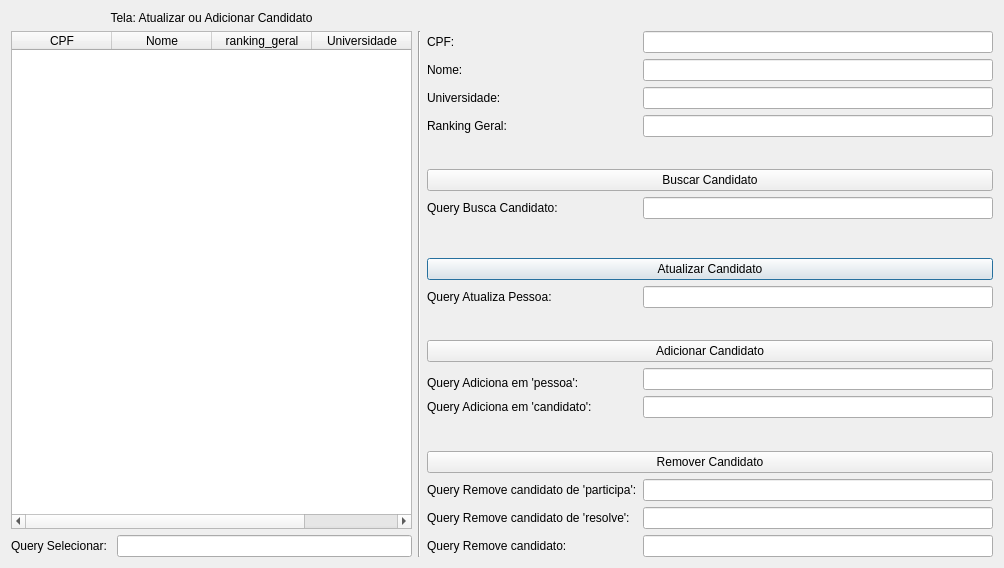
The window that gui/editarcandidato.ui (prafael18/mc536) describes before a commit, drawn with Qt 5.
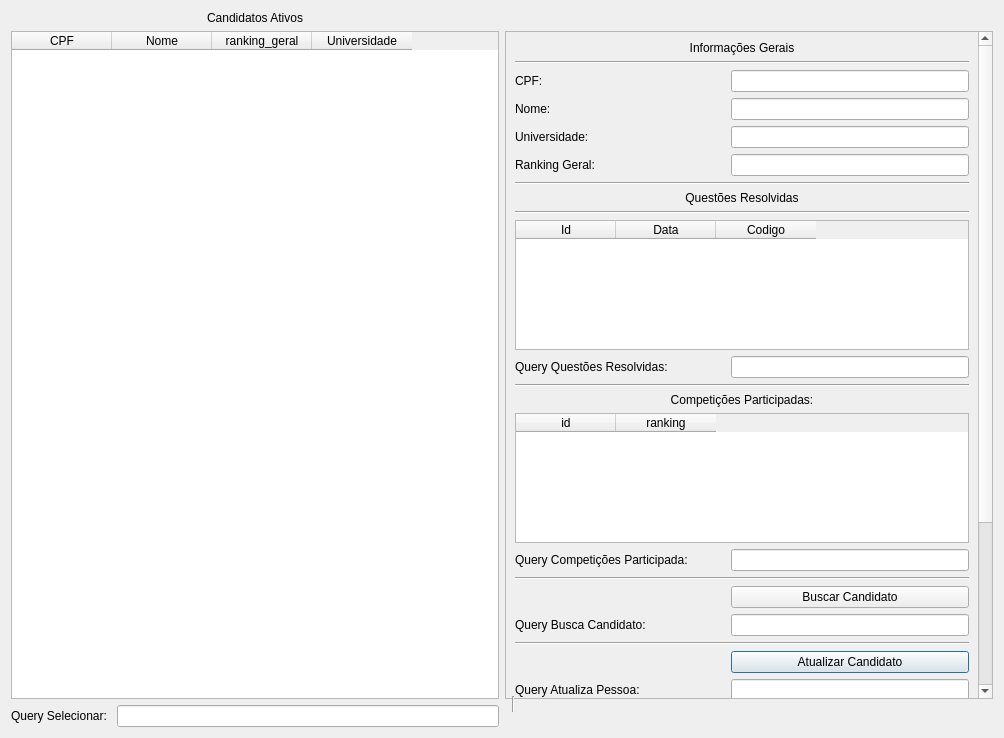
The same window after the commit.

The edit to the form file:
```diff
--- a/gui/editarcandidato.ui
+++ b/gui/editarcandidato.ui
@@ -7,78 +7,13 @@
     <x>0</x>
     <y>0</y>
     <width>1004</width>
-    <height>568</height>
+    <height>738</height>
    </rect>
   </property>
   <property name="windowTitle">
    <string>Dialog</string>
   </property>
-  <layout class="QGridLayout" name="gridLayout">
-   <item row="7" column="2">
-    <widget class="QLabel" name="label_12">
-     <property name="text">
-      <string>Query Busca Candidato:</string>
-     </property>
-    </widget>
-   </item>
-   <item row="21" column="3">
-    <widget class="QLineEdit" name="etRemoveCandidato"/>
-   </item>
-   <item row="16" column="2">
-    <widget class="QLabel" name="label_9">
-     <property name="text">
-      <string>Query Adiciona em 'candidato':</string>
-     </property>
-    </widget>
-   </item>
-   <item row="16" column="3">
-    <widget class="QLineEdit" name="etAdicionaCandidato"/>
-   </item>
-   <item row="14" column="3" rowspan="2">
-    <widget class="QLineEdit" name="etAdicionaPessoa"/>
-   </item>
-   <item row="1" column="0" rowspan="20">
-    <widget class="QTableWidget" name="candidatosTable">
-     <property name="minimumSize">
-      <size>
-       <width>401</width>
-       <height>192</height>
-      </size>
-     </property>
-     <column>
-      <property name="text">
-       <string>CPF</string>
-      </property>
-     </column>
-     <column>
-      <property name="text">
-       <string>Nome</string>
-      </property>
-     </column>
-     <column>
-      <property name="text">
-       <string>ranking_geral</string>
-      </property>
-     </column>
-     <column>
-      <property name="text">
-       <string>Universidade</string>
-      </property>
-     </column>
-    </widget>
-   </item>
-   <item row="2" column="3">
-    <widget class="QLineEdit" name="etNome"/>
-   </item>
-   <item row="7" column="3">
-    <widget class="QLineEdit" name="etBusca"/>
-   </item>
-   <item row="20" column="3">
-    <widget class="QLineEdit" name="etRemoveResolve"/>
-   </item>
-   <item row="19" column="3">
-    <widget class="QLineEdit" name="etRemoveParticipa"/>
-   </item>
+  <layout class="QGridLayout" name="gridLayout_2">
    <item row="0" column="0">
     <widget class="QLabel" name="label_4">
      <property name="maximumSize">
@@ -88,139 +23,14 @@
       </size>
      </property>
      <property name="text">
-      <string>Tela: Atualizar ou Adicionar Candidato</string>
+      <string>Candidatos Ativos</string>
      </property>
      <property name="alignment">
       <set>Qt::AlignCenter</set>
      </property>
     </widget>
    </item>
-   <item row="12" column="2">
-    <spacer name="verticalSpacer_2">
-     <property name="orientation">
-      <enum>Qt::Vertical</enum>
-     </property>
-     <property name="sizeHint" stdset="0">
-      <size>
-       <width>20</width>
-       <height>40</height>
-      </size>
-     </property>
-    </spacer>
-   </item>
-   <item row="3" column="3">
-    <widget class="QLineEdit" name="etUniversidade"/>
-   </item>
-   <item row="20" column="2">
-    <widget class="QLabel" name="label_10">
-     <property name="text">
-      <string>Query Remove candidato de 'resolve':</string>
-     </property>
-    </widget>
-   </item>
-   <item row="3" column="2">
-    <widget class="QLabel" name="label_3">
-     <property name="text">
-      <string>Universidade:</string>
-     </property>
-    </widget>
-   </item>
-   <item row="21" column="2">
-    <widget class="QLabel" name="label_11">
-     <property name="text">
-      <string>Query Remove candidato:</string>
-     </property>
-    </widget>
-   </item>
-   <item row="11" column="3">
-    <widget class="QLineEdit" name="etUpdate"/>
-   </item>
-   <item row="5" column="2">
-    <spacer name="verticalSpacer">
-     <property name="orientation">
-      <enum>Qt::Vertical</enum>
-     </property>
-     <property name="sizeHint" stdset="0">
-      <size>
-       <width>20</width>
-       <height>40</height>
-      </size>
-     </property>
-    </spacer>
-   </item>
-   <item row="17" column="2">
-    <spacer name="verticalSpacer_3">
-     <property name="orientation">
-      <enum>Qt::Vertical</enum>
-     </property>
-     <property name="sizeHint" stdset="0">
-      <size>
-       <width>20</width>
-       <height>40</height>
-      </size>
-     </property>
-    </spacer>
-   </item>
-   <item row="10" column="2" colspan="2">
-    <widget class="QPushButton" name="pushButton_2">
-     <property name="text">
-      <string>Atualizar Candidato</string>
-     </property>
-    </widget>
-   </item>
-   <item row="1" column="1" rowspan="21">
-    <widget class="Line" name="line">
-     <property name="orientation">
-      <enum>Qt::Vertical</enum>
-     </property>
-    </widget>
-   </item>
-   <item row="18" column="2" colspan="2">
-    <widget class="QPushButton" name="pushButton_3">
-     <property name="text">
-      <string>Remover Candidato</string>
-     </property>
-    </widget>
-   </item>
-   <item row="2" column="2">
-    <widget class="QLabel" name="label_2">
-     <property name="text">
-      <string>Nome:</string>
-     </property>
-    </widget>
-   </item>
-   <item row="1" column="2">
-    <widget class="QLabel" name="label">
-     <property name="text">
-      <string>CPF:</string>
-     </property>
-    </widget>
-   </item>
-   <item row="19" column="2">
-    <widget class="QLabel" name="label_8">
-     <property name="text">
-      <string>Query Remove candidato de 'participa':</string>
-     </property>
-    </widget>
-   </item>
-   <item row="11" column="2">
-    <widget class="QLabel" name="label_5">
-     <property name="text">
-      <string>Query Atualiza Pessoa:</string>
-     </property>
-    </widget>
-   </item>
-   <item row="1" column="3">
-    <widget class="QLineEdit" name="etCpf"/>
-   </item>
-   <item row="15" column="2">
-    <widget class="QLabel" name="label_6">
-     <property name="text">
-      <string>Query Adiciona em 'pessoa':</string>
-     </property>
-    </widget>
-   </item>
-   <item row="21" column="0">
+   <item row="2" column="0">
     <layout class="QHBoxLayout" name="horizontalLayout">
      <item>
       <widget class="QLabel" name="label_7">
@@ -234,44 +44,358 @@
      </item>
     </layout>
    </item>
-   <item row="13" column="2" colspan="2">
-    <widget class="QPushButton" name="pushButton">
-     <property name="text">
-      <string>Adicionar Candidato</string>
+   <item row="1" column="1">
+    <widget class="QScrollArea" name="scrollArea">
+     <property name="widgetResizable">
+      <bool>true</bool>
      </property>
+     <widget class="QWidget" name="scrollAreaWidgetContents">
+      <property name="geometry">
+       <rect>
+        <x>0</x>
+        <y>-227</y>
+        <width>474</width>
+        <height>952</height>
+       </rect>
+      </property>
+      <layout class="QGridLayout" name="gridLayout">
+       <item row="28" column="0">
+        <widget class="QLabel" name="label_10">
+         <property name="text">
+          <string>Query Remove candidato de 'resolve':</string>
+         </property>
+        </widget>
+       </item>
+       <item row="27" column="0">
+        <widget class="QLabel" name="label_8">
+         <property name="text">
+          <string>Query Remove candidato de 'participa':</string>
+         </property>
+        </widget>
+       </item>
+       <item row="28" column="1">
+        <widget class="QLineEdit" name="etRemoveResolve"/>
+       </item>
+       <item row="19" column="1">
+        <widget class="QPushButton" name="pushButton_2">
+         <property name="text">
+          <string>Atualizar Candidato</string>
+         </property>
+        </widget>
+       </item>
+       <item row="16" column="1">
+        <widget class="QPushButton" name="pushButton_4">
+         <property name="text">
+          <string>Buscar Candidato</string>
+         </property>
+        </widget>
+       </item>
+       <item row="18" column="0" colspan="2">
+        <widget class="Line" name="line_5">
+         <property name="orientation">
+          <enum>Qt::Horizontal</enum>
+         </property>
+        </widget>
+       </item>
+       <item row="12" column="0" colspan="2">
+        <widget class="QLabel" name="label_17">
+         <property name="text">
+          <string>Competições Participadas:</string>
+         </property>
+         <property name="alignment">
+          <set>Qt::AlignCenter</set>
+         </property>
+        </widget>
+       </item>
+       <item row="5" column="1">
+        <widget class="QLineEdit" name="etRanking"/>
+       </item>
+       <item row="21" column="0" colspan="2">
+        <widget class="Line" name="line_6">
+         <property name="orientation">
+          <enum>Qt::Horizontal</enum>
+         </property>
+        </widget>
+       </item>
+       <item row="3" column="0">
+        <widget class="QLabel" name="label_2">
+         <property name="text">
+          <string>Nome:</string>
+         </property>
+        </widget>
+       </item>
+       <item row="7" column="0" colspan="2">
+        <widget class="QLabel" name="label_16">
+         <property name="text">
+          <string>Questões Resolvidas</string>
+         </property>
+         <property name="alignment">
+          <set>Qt::AlignCenter</set>
+         </property>
+        </widget>
+       </item>
+       <item row="20" column="0">
+        <widget class="QLabel" name="label_5">
+         <property name="text">
+          <string>Query Atualiza Pessoa:</string>
+         </property>
+        </widget>
+       </item>
+       <item row="17" column="0">
+        <widget class="QLabel" name="label_12">
+         <property name="text">
+          <string>Query Busca Candidato:</string>
+         </property>
+        </widget>
+       </item>
+       <item row="9" column="0" colspan="2">
+        <widget class="QTableWidget" name="questaoTable">
+         <property name="minimumSize">
+          <size>
+           <width>0</width>
+           <height>130</height>
+          </size>
+         </property>
+         <column>
+          <property name="text">
+           <string>Id</string>
+          </property>
+         </column>
+         <column>
+          <property name="text">
+           <string>Data</string>
+          </property>
+         </column>
+         <column>
+          <property name="text">
+           <string>Codigo</string>
+          </property>
+         </column>
+        </widget>
+       </item>
+       <item row="29" column="0">
+        <widget class="QLabel" name="label_11">
+         <property name="text">
+          <string>Query Remove candidato:</string>
+         </property>
+        </widget>
+       </item>
+       <item row="3" column="1">
+        <widget class="QLineEdit" name="etNome"/>
+       </item>
+       <item row="22" column="1">
+        <widget class="QPushButton" name="pushButton">
+         <property name="text">
+          <string>Adicionar Candidato</string>
+         </property>
+        </widget>
+       </item>
+       <item row="20" column="1">
+        <widget class="QLineEdit" name="etUpdate"/>
+       </item>
+       <item row="6" column="0" colspan="2">
+        <widget class="Line" name="line_3">
+         <property name="orientation">
+          <enum>Qt::Horizontal</enum>
+         </property>
+        </widget>
+       </item>
+       <item row="5" column="0">
+        <widget class="QLabel" name="label_13">
+         <property name="text">
+          <string>Ranking Geral:</string>
+         </property>
+        </widget>
+       </item>
+       <item row="14" column="1">
+        <widget class="QLineEdit" name="etCompeticao"/>
+       </item>
+       <item row="0" column="0" colspan="2">
+        <widget class="QLabel" name="label_18">
+         <property name="text">
+          <string>Informações Gerais</string>
+         </property>
+         <property name="alignment">
+          <set>Qt::AlignCenter</set>
+         </property>
+        </widget>
+       </item>
+       <item row="10" column="0">
+        <widget class="QLabel" name="label_14">
+         <property name="text">
+          <string>Query Questões Resolvidas:</string>
+         </property>
+        </widget>
+       </item>
+       <item row="27" column="1">
+        <widget class="QLineEdit" name="etRemoveParticipa"/>
+       </item>
+       <item row="14" column="0">
+        <widget class="QLabel" name="label_15">
+         <property name="text">
+          <string>Query Competições Participada:</string>
+         </property>
+        </widget>
+       </item>
+       <item row="4" column="1">
+        <widget class="QLineEdit" name="etUniversidade"/>
+       </item>
+       <item row="11" column="0" colspan="2">
+        <widget class="Line" name="line_2">
+         <property name="orientation">
+          <enum>Qt::Horizontal</enum>
+         </property>
+        </widget>
+       </item>
+       <item row="24" column="0">
+        <widget class="QLabel" name="label_9">
+         <property name="text">
+          <string>Query Adiciona em 'candidato':</string>
+         </property>
+        </widget>
+       </item>
+       <item row="26" column="1">
+        <widget class="QPushButton" name="pushButton_3">
+         <property name="text">
+          <string>Remover Candidato</string>
+         </property>
+        </widget>
+       </item>
+       <item row="13" column="0" colspan="2">
+        <widget class="QTableWidget" name="competicaoTable">
+         <property name="minimumSize">
+          <size>
+           <width>0</width>
+           <height>130</height>
+          </size>
+         </property>
+         <column>
+          <property name="text">
+           <string>id</string>
+          </property>
+         </column>
+         <column>
+          <property name="text">
+           <string>ranking</string>
+          </property>
+         </column>
+        </widget>
+       </item>
+       <item row="23" column="1">
+        <widget class="QLineEdit" name="etAdicionaPessoa"/>
+       </item>
+       <item row="10" column="1">
+        <widget class="QLineEdit" name="etQuestao"/>
+       </item>
+       <item row="2" column="1">
+        <widget class="QLineEdit" name="etCpf"/>
+       </item>
+       <item row="29" column="1">
+        <widget class="QLineEdit" name="etRemoveCandidato"/>
+       </item>
+       <item row="17" column="1">
+        <widget class="QLineEdit" name="etBusca"/>
+       </item>
+       <item row="25" column="0" colspan="2">
+        <widget class="Line" name="line_7">
+         <property name="orientation">
+          <enum>Qt::Horizontal</enum>
+         </property>
+        </widget>
+       </item>
+       <item row="15" column="0" colspan="2">
+        <widget class="Line" name="line_4">
+         <property name="orientation">
+          <enum>Qt::Horizontal</enum>
+         </property>
+        </widget>
+       </item>
+       <item row="24" column="1">
+        <widget class="QLineEdit" name="etAdicionaCandidato"/>
+       </item>
+       <item row="4" column="0">
+        <widget class="QLabel" name="label_3">
+         <property name="text">
+          <string>Universidade:</string>
+         </property>
+        </widget>
+       </item>
+       <item row="2" column="0">
+        <widget class="QLabel" name="label">
+         <property name="text">
+          <string>CPF:</string>
+         </property>
+        </widget>
+       </item>
+       <item row="23" column="0">
+        <widget class="QLabel" name="label_6">
+         <property name="text">
+          <string>Query Adiciona em 'pessoa':</string>
+         </property>
+        </widget>
+       </item>
+       <item row="1" column="0" colspan="2">
+        <widget class="Line" name="line_8">
+         <property name="orientation">
+          <enum>Qt::Horizontal</enum>
+         </property>
+        </widget>
+       </item>
+       <item row="8" column="0" colspan="2">
+        <widget class="Line" name="line_9">
+         <property name="orientation">
+          <enum>Qt::Horizontal</enum>
+         </property>
+        </widget>
+       </item>
+      </layout>
+     </widget>
     </widget>
    </item>
-   <item row="9" column="2">
-    <spacer name="verticalSpacer_4">
-     <property name="orientation">
-      <enum>Qt::Vertical</enum>
-     </property>
-     <property name="sizeHint" stdset="0">
+   <item row="1" column="0">
+    <widget class="QTableWidget" name="candidatosTable">
+     <property name="minimumSize">
       <size>
-       <width>20</width>
-       <height>40</height>
+       <width>401</width>
+       <height>192</height>
       </size>
      </property>
-    </spacer>
-   </item>
-   <item row="6" column="2" colspan="2">
-    <widget class="QPushButton" name="pushButton_4">
-     <property name="text">
-      <string>Buscar Candidato</string>
-     </property>
+     <column>
+      <property name="text">
+       <string>CPF</string>
+      </property>
+     </column>
+     <column>
+      <property name="text">
+       <string>Nome</string>
+      </property>
+     </column>
+     <column>
+      <property name="text">
+       <string>ranking_geral</string>
+      </property>
+     </column>
+     <column>
+      <property name="text">
+       <string>Universidade</string>
+      </property>
+     </column>
     </widget>
    </item>
-   <item row="4" column="2">
-    <widget class="QLabel" name="label_13">
-     <property name="text">
-      <string>Ranking Geral:</string>
-     </property>
-    </widget>
-   </item>
-   <item row="4" column="3">
-    <widget class="QLineEdit" name="etRanking"/>
-   </item>
   </layout>
+  <widget class="Line" name="line">
+   <property name="geometry">
+    <rect>
+     <x>505</x>
+     <y>696</y>
+     <width>16</width>
+     <height>16</height>
+    </rect>
+   </property>
+   <property name="orientation">
+    <enum>Qt::Vertical</enum>
+   </property>
+  </widget>
  </widget>
  <resources/>
  <connections>
```
Left out of the diff: 26 changed lines with no effect on the pictures.
